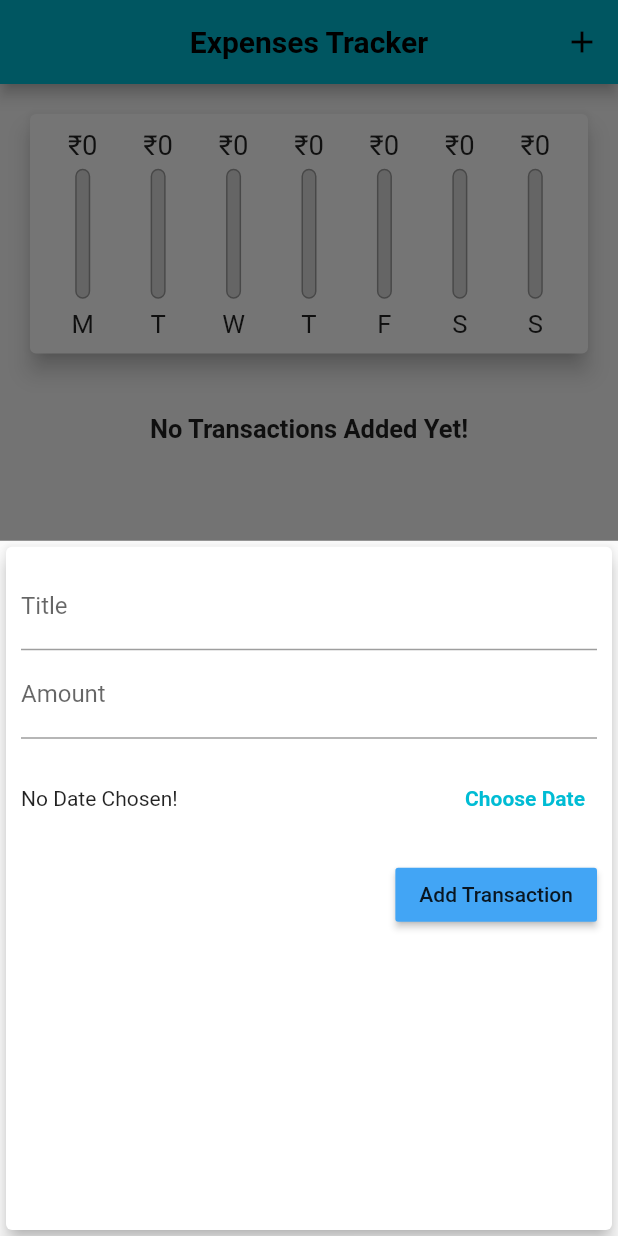
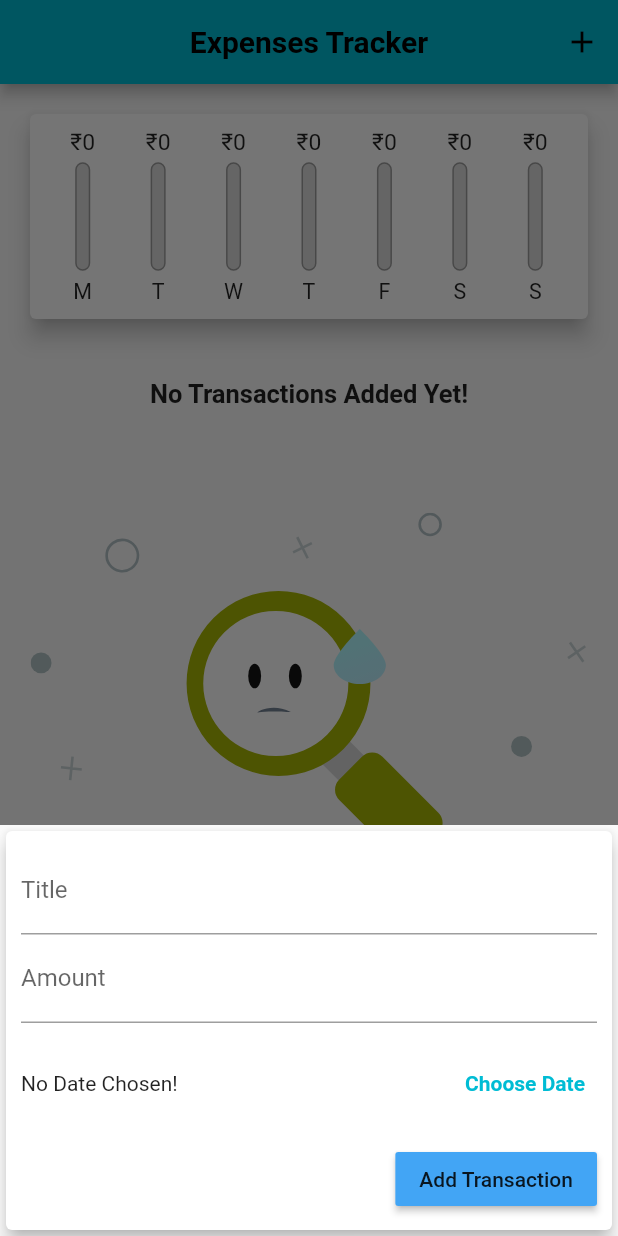
Before and after one commit to Prabhneet-Web/ExpenseTracker, a Flutter app: the screen it shows after launch, after a tap on the "add" icon, on a phone screen of 412 x 824 dp. Run offline on Flutter 3.47's test engine with Material 2 defaults, Android fonts, the phone set to English and light mode, and no system bars; our stand-ins replace lottie.

Commit message:
Some Changes done with UI.

```diff
--- a/lib/pages/homePage.dart
+++ b/lib/pages/homePage.dart
@@ -1,3 +1,5 @@
+import 'dart:io';
+
 import 'package:expense_tracker/widgets/transactionList.dart';
 import 'package:flutter/material.dart';
 import 'package:provider/provider.dart';
@@ -34,8 +36,8 @@ class _MyHomePageState extends State<MyHomePage> {
   );
   @override
   Widget build(BuildContext context) {
-    final isLandscape =
-        MediaQuery.of(context).orientation == Orientation.landscape;
+    final mediaQuery = MediaQuery.of(context);
+    final isLandscape = mediaQuery.orientation == Orientation.landscape;
     return Scaffold(
         appBar: appBar,
         body: SafeArea(
@@ -49,7 +51,9 @@ class _MyHomePageState extends State<MyHomePage> {
                         mainAxisAlignment: MainAxisAlignment.center,
                         children: [
                           const Text("Show Chart"),
-                          Switch(
+                          Switch.adaptive(
+                              activeColor:
+                                  Theme.of(context).colorScheme.secondary,
                               value: _showChart,
                               onChanged: (val) {
                                 setState(() {
@@ -60,19 +64,19 @@ class _MyHomePageState extends State<MyHomePage> {
                       ),
                     if (!isLandscape)
                       Container(
-                        height: (MediaQuery.of(context).size.height -
+                        height: (mediaQuery.size.height -
                                 appBar.preferredSize.height -
-                                MediaQuery.of(context).padding.top) *
-                            0.26,
+                                mediaQuery.padding.top) *
+                            0.23,
                         child: Chart(
                           recentTransactions: value.recentTransactions,
                         ),
                       ),
                     if (!isLandscape)
                       Container(
-                        height: (MediaQuery.of(context).size.height -
+                        height: (mediaQuery.size.height -
                                 appBar.preferredSize.height -
-                                MediaQuery.of(context).padding.top) *
+                                mediaQuery.padding.top) *
                             0.7,
                         child: TransactionList(
                             transactions: value.userTransactions,
@@ -81,18 +85,18 @@ class _MyHomePageState extends State<MyHomePage> {
                     if (isLandscape)
                       _showChart
                           ? Container(
-                              height: (MediaQuery.of(context).size.height -
+                              height: (mediaQuery.size.height -
                                       appBar.preferredSize.height -
-                                      MediaQuery.of(context).padding.top) *
-                                  0.7,
-                              child: TransactionList(
-                                  transactions: value.userTransactions,
-                                  deleteTransaction: value.deleteTransaction),
+                                      mediaQuery.padding.top) *
+                                  0.6,
+                              child: Chart(
+                                recentTransactions: value.recentTransactions,
+                              ),
                             )
                           : Container(
-                              height: (MediaQuery.of(context).size.height -
+                              height: (mediaQuery.size.height -
                                       appBar.preferredSize.height -
-                                      MediaQuery.of(context).padding.top) *
+                                      mediaQuery.padding.top) *
                                   0.7,
                               child: TransactionList(
                                   transactions: value.userTransactions,
@@ -104,7 +108,9 @@ class _MyHomePageState extends State<MyHomePage> {
             ),
           ),
         ),
-        floatingActionButton: Consumer<HomePageProvider>(
+        floatingActionButton: Platform.isIOS
+            ? Container()
+            : Consumer<HomePageProvider>(
                 builder: (context, value, child) {
                   return FloatingActionButton(
                       onPressed: () {
--- a/lib/widgets/newTransaction.dart
+++ b/lib/widgets/newTransaction.dart
@@ -45,10 +45,16 @@ class _NewTransactionState extends State<NewTransaction> {
 
   @override
   Widget build(BuildContext context) {
-    return Card(
+    return SingleChildScrollView(
+      child: Card(
         elevation: 5,
         child: Padding(
-        padding: const EdgeInsets.all(10.0),
+          padding: EdgeInsets.only(
+              top: 10,
+              left: 10,
+              right: 10,
+              bottom: MediaQuery.of(context).viewInsets.bottom +
+                  10), // This adds the padding to the bottom when the keyboard is opened
           child: Column(
             crossAxisAlignment: CrossAxisAlignment.end,
             children: [
@@ -90,6 +96,7 @@ class _NewTransactionState extends State<NewTransaction> {
             ],
           ),
         ),
+      ),
     );
   }
 }
--- a/lib/widgets/transactionList.dart
+++ b/lib/widgets/transactionList.dart
@@ -29,10 +29,8 @@ class TransactionList extends StatelessWidget {
                   style: TextStyle(fontSize: 17, fontWeight: FontWeight.w600),
                 ),
                 const SizedBox(height: 20),
-                Lottie.asset(
-                  "lib/assets/images/Empty.json",
-                  height: constraints.maxHeight * 0.6
-                ),
+                Lottie.asset("lib/assets/images/Empty.json",
+                    height: constraints.maxHeight * 0.6),
               ],
             );
           })
@@ -56,11 +54,19 @@ class TransactionList extends StatelessWidget {
                   ),
                   subtitle:
                       Text(DateFormat.yMMMd().format(transactions[index].date)),
-                  trailing: IconButton(
-                      icon: const Icon(Icons.delete),
-                      color: Theme.of(context).errorColor,
-                      onPressed: () =>
-                          deleteTransaction(transactions[index].id)),
+                  trailing: MediaQuery.of(context).size.width > 360
+                      ? TextButton.icon(
+                          style: TextButton.styleFrom(
+                              primary: (Theme.of(context).errorColor)),
+                          onPressed: () =>
+                              deleteTransaction(transactions[index].id),
+                          icon: const Icon(Icons.delete),
+                          label: const Text("Delete"))
+                      : IconButton(
+                          icon: const Icon(Icons.delete),
+                          color: Theme.of(context).errorColor,
+                          onPressed: () =>
+                              deleteTransaction(transactions[index].id)),
                 ),
               );
             },
```
Lines whose indentation alone changed are shown as unchanged.
